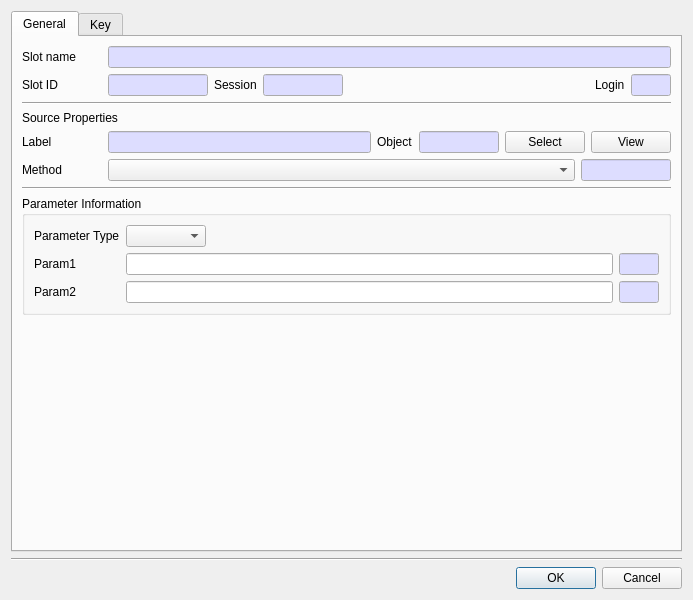
The window that CryptokiMan/derive_key_dlg.ui (jykim74/CryptokiMan) describes before a commit, drawn with Qt 5.
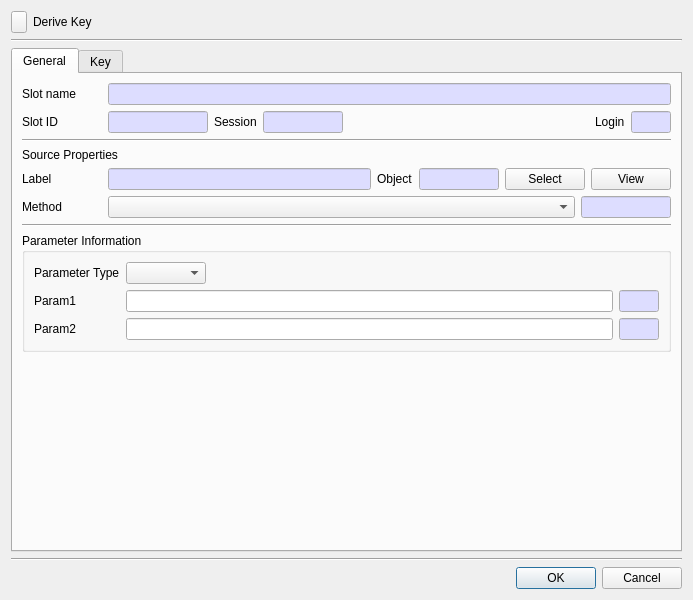
The same window after the commit. Icons and pictures are not drawn.

```diff
--- a/CryptokiMan/derive_key_dlg.ui
+++ b/CryptokiMan/derive_key_dlg.ui
@@ -14,6 +14,47 @@
    <string>Derive key</string>
   </property>
   <layout class="QVBoxLayout" name="verticalLayout">
+   <item>
+    <layout class="QGridLayout" name="gridLayout_9">
+     <item row="0" column="0">
+      <widget class="QPushButton" name="pushButton">
+       <property name="minimumSize">
+        <size>
+         <width>16</width>
+         <height>0</height>
+        </size>
+       </property>
+       <property name="maximumSize">
+        <size>
+         <width>16</width>
+         <height>16777215</height>
+        </size>
+       </property>
+       <property name="text">
+        <string/>
+       </property>
+       <property name="icon">
+        <iconset resource="cryptokiman.qrc">
+         <normaloff>:/images/dk.png</normaloff>:/images/dk.png</iconset>
+       </property>
+      </widget>
+     </item>
+     <item row="0" column="1">
+      <widget class="QLabel" name="label_2">
+       <property name="text">
+        <string>Derive Key</string>
+       </property>
+      </widget>
+     </item>
+    </layout>
+   </item>
+   <item>
+    <widget class="Line" name="line_7">
+     <property name="orientation">
+      <enum>Qt::Horizontal</enum>
+     </property>
+    </widget>
+   </item>
    <item>
     <widget class="QTabWidget" name="tabWidget">
      <property name="currentIndex">
```
Left out of the diff: 4 changed lines with no effect on the pictures.
